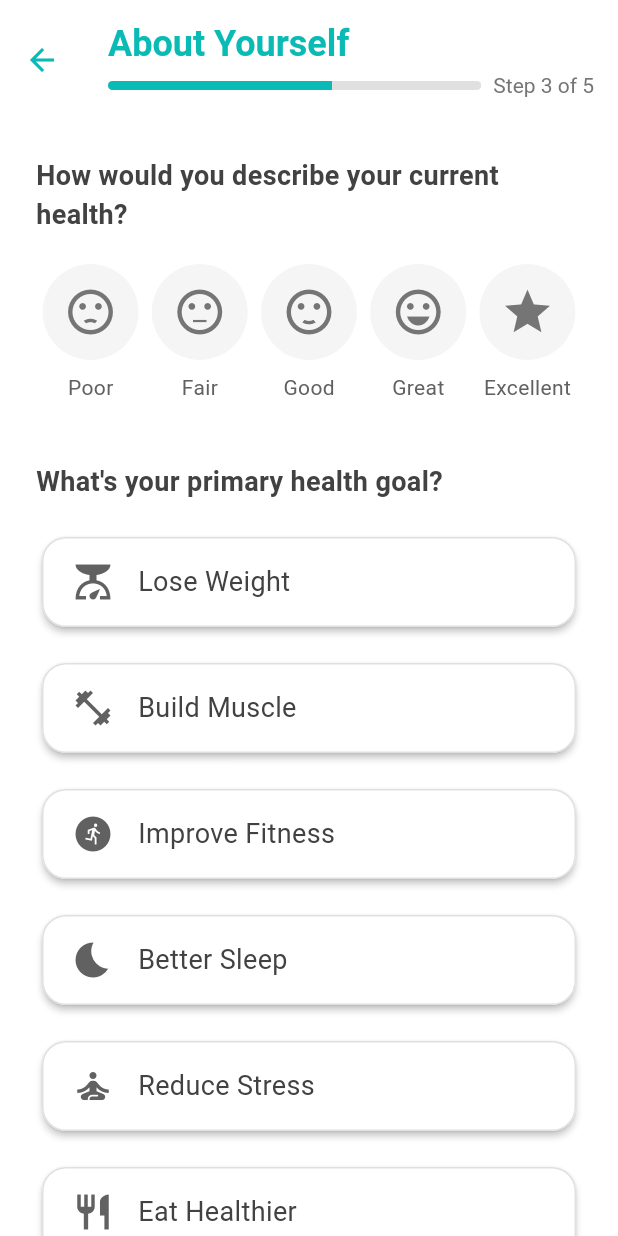
After one commit to Thanaphum-6510110194/G6-Health-Tracking, a Flutter app: the AboutYourselfScreen screen opened directly, on a phone screen of 412 x 824 dp. The commit adds this screen. Run offline on Flutter 3.47's test engine with Material 3 defaults, Android fonts, the light colour scheme and no system bars; our stand-ins replace cloud_firestore, firebase_auth, firebase_core, image_picker; accounts and stored records are empty.

Commit message:
Add about yourself screen

```diff
--- /dev/null
+++ b/lib/screens/about_yourself.dart
@@ -0,0 +1,249 @@
+import 'package:flutter/material.dart';
+
+class AboutYourselfScreen extends StatefulWidget {
+  const AboutYourselfScreen({super.key});
+
+  @override
+  State<AboutYourselfScreen> createState() => _AboutYourselfScreenState();
+}
+
+class _AboutYourselfScreenState extends State<AboutYourselfScreen> {
+  String? _selectedHealthDescription;
+  String? _selectedHealthGoal;
+
+  @override
+  Widget build(BuildContext context) {
+    return Scaffold(
+      backgroundColor: Colors.white,
+      appBar: AppBar(
+        toolbarHeight: 80,
+        backgroundColor: Colors.white,
+        elevation: 0,
+        leading: IconButton(
+          icon: const Icon(Icons.arrow_back, color: Color(0xFF0ABAB5)),
+          onPressed: () {
+            Navigator.pop(context); // ย้อนกลับไปหน้า PhysicalInfoScreen
+          },
+        ),
+        title: Column(
+          crossAxisAlignment: CrossAxisAlignment.start,
+          children: [
+            const Text(
+              'About Yourself',
+              style: TextStyle(
+                color: Color(0xFF0ABAB5),
+                fontSize: 24,
+                fontWeight: FontWeight.bold,
+              ),
+            ),
+            const SizedBox(height: 4),
+            Row(
+              children: [
+                Expanded(
+                  child: ClipRRect(
+                    borderRadius: BorderRadius.circular(10),
+                    child: LinearProgressIndicator(
+                      value: 3 / 5, // Step 3 of 5 (เปลี่ยนจาก 6 เป็น 5)
+                      backgroundColor: Colors.grey[300],
+                      color: const Color(0xFF0ABAB5),
+                      minHeight: 6,
+                    ),
+                  ),
+                ),
+                const SizedBox(width: 8),
+                Text(
+                  'Step 3 of 5', // แสดง Step 3 of 5 (เปลี่ยนจาก 6 เป็น 5)
+                  style: TextStyle(
+                    color: Colors.grey[600],
+                    fontSize: 14,
+                  ),
+                ),
+              ],
+            ),
+          ],
+        ),
+      ),
+      body: SingleChildScrollView(
+        padding: const EdgeInsets.all(24.0),
+        child: Column(
+          crossAxisAlignment: CrossAxisAlignment.start,
+          children: <Widget>[
+            Text(
+              'How would you describe your current health?',
+              style: TextStyle(
+                fontSize: 18,
+                fontWeight: FontWeight.bold,
+                color: Colors.grey[800],
+              ),
+            ),
+            const SizedBox(height: 20),
+            Row(
+              mainAxisAlignment: MainAxisAlignment.spaceAround,
+              children: [
+                _buildHealthDescriptionOption('Poor', 'poor', Icons.sentiment_dissatisfied, Colors.red),
+                _buildHealthDescriptionOption('Fair', 'fair', Icons.sentiment_neutral, Colors.orange),
+                _buildHealthDescriptionOption('Good', 'good', Icons.sentiment_satisfied, Colors.blue),
+                _buildHealthDescriptionOption('Great', 'great', Icons.sentiment_very_satisfied, Colors.green),
+                _buildHealthDescriptionOption('Excellent', 'excellent', Icons.star, Colors.purple),
+              ],
+            ),
+            const SizedBox(height: 40),
+            Text(
+              'What\'s your primary health goal?',
+              style: TextStyle(
+                fontSize: 18,
+                fontWeight: FontWeight.bold,
+                color: Colors.grey[800],
+              ),
+            ),
+            const SizedBox(height: 20),
+            _buildHealthGoalOption('Lose Weight', 'lose_weight', Icons.scale),
+            const SizedBox(height: 16),
+            _buildHealthGoalOption('Build Muscle', 'build_muscle', Icons.fitness_center),
+            const SizedBox(height: 16),
+            _buildHealthGoalOption('Improve Fitness', 'improve_fitness', Icons.run_circle),
+            const SizedBox(height: 16),
+            _buildHealthGoalOption('Better Sleep', 'better_sleep', Icons.bedtime),
+            const SizedBox(height: 16),
+            _buildHealthGoalOption('Reduce Stress', 'reduce_stress', Icons.self_improvement),
+            const SizedBox(height: 16),
+            _buildHealthGoalOption('Eat Healthier', 'eat_healthier', Icons.restaurant),
+            const SizedBox(height: 40),
+
+            // Next Button with Gradient
+            SizedBox(
+              width: double.infinity,
+              height: 56,
+              child: InkWell(
+                onTap: () {
+                  // Validate selections before navigating
+                  if (_selectedHealthDescription == null || _selectedHealthGoal == null) {
+                    ScaffoldMessenger.of(context).showSnackBar(
+                      const SnackBar(content: Text('Please select both health description and primary goal.')),
+                    );
+                    return;
+                  }
+                },
+                borderRadius: BorderRadius.circular(12),
+                child: Container(
+                  alignment: Alignment.center,
+                  decoration: BoxDecoration(
+                    borderRadius: BorderRadius.circular(12),
+                    gradient: const LinearGradient(
+                      colors: [
+                        Color(0xFF0ABAB5), // เริ่มต้น
+                        Color(0xFF56DFCF), // สิ้นสุด
+                      ],
+                      begin: Alignment.centerLeft,
+                      end: Alignment.centerRight,
+                    ),
+                    boxShadow: [
+                      BoxShadow(
+                        color: const Color(0xFF0ABAB5).withAlpha((255 * 0.4).round()),
+                        spreadRadius: 2,
+                        blurRadius: 8,
+                        offset: const Offset(0, 4),
+                      ),
+                    ],
+                  ),
+                  child: const Text(
+                    'Next: Set Your Goals',
+                    style: TextStyle(
+                      color: Colors.white,
+                      fontSize: 18,
+                      fontWeight: FontWeight.bold,
+                    ),
+                  ),
+                ),
+              ),
+            ),
+          ],
+        ),
+      ),
+    );
+  }
+
+  Widget _buildHealthDescriptionOption(String label, String value, IconData icon, Color color) {
+    bool isSelected = _selectedHealthDescription == value;
+    return GestureDetector(
+      onTap: () {
+        setState(() {
+          _selectedHealthDescription = value;
+        });
+      },
+      child: Column(
+        children: [
+          Container(
+            padding: const EdgeInsets.all(12),
+            decoration: BoxDecoration(
+              shape: BoxShape.circle,
+              color: isSelected ? color.withOpacity(0.2) : Colors.grey[100],
+              border: Border.all(
+                color: isSelected ? color : Colors.transparent,
+                width: 2,
+              ),
+            ),
+            child: Icon(
+              icon,
+              size: 36,
+              color: isSelected ? color : Colors.grey[600],
+            ),
+          ),
+          const SizedBox(height: 8),
+          Text(
+            label,
+            style: TextStyle(
+              fontSize: 14,
+              color: isSelected ? color : Colors.grey[700],
+              fontWeight: isSelected ? FontWeight.bold : FontWeight.normal,
+            ),
+          ),
+        ],
+      ),
+    );
+  }
+
+  Widget _buildHealthGoalOption(String label, String value, IconData icon) {
+    bool isSelected = _selectedHealthGoal == value;
+    return InkWell(
+      onTap: () {
+        setState(() {
+          _selectedHealthGoal = value;
+        });
+      },
+      borderRadius: BorderRadius.circular(12),
+      child: Card(
+        color: isSelected ? const Color(0xFFE0F7FA) : Colors.white, // สีพื้นหลัง
+        elevation: isSelected ? 4 : 2, // เงาเมื่อเลือก/ไม่เลือก
+        shape: RoundedRectangleBorder(
+          borderRadius: BorderRadius.circular(16), // ปรับ borderRadius ให้เป็น 16 เพื่อให้เหมือน Card ทั่วไป
+          side: BorderSide(
+            color: isSelected ? const Color(0xFF0ABAB5) : Colors.grey.shade300, // สีขอบ
+            width: isSelected ? 2 : 1, // ความหนาขอบ
+          ),
+        ),
+        child: Padding(
+          padding: const EdgeInsets.symmetric(vertical: 16, horizontal: 20),
+          child: Row(
+            children: [
+              Icon(
+                icon,
+                size: 28,
+                color: isSelected ? const Color(0xFF0ABAB5) : Colors.grey[700],
+              ),
+              const SizedBox(width: 16),
+              Text(
+                label,
+                style: TextStyle(
+                  fontSize: 18,
+                  fontWeight: isSelected ? FontWeight.bold : FontWeight.normal,
+                  color: isSelected ? const Color(0xFF0ABAB5) : Colors.grey[800],
+                ),
+              ),
+            ],
+          ),
+        ),
+      ),
+    );
+  }
+}
--- a/lib/screens/physical_info.dart
+++ b/lib/screens/physical_info.dart
@@ -1,4 +1,5 @@
 import 'package:flutter/material.dart';
+import 'about_yourself.dart'; // เพิ่ม import สำหรับ AboutYourselfScreen
 
 class PhysicalInfoScreen extends StatefulWidget {
   const PhysicalInfoScreen({super.key});
@@ -8,9 +9,6 @@ class PhysicalInfoScreen extends StatefulWidget {
 }
 
 class _PhysicalInfoScreenState extends State<PhysicalInfoScreen> {
-  // ลบตัวแปรสำหรับเลือกหน่วยออก เนื่องจากจะใช้หน่วยตายตัว
-  // String? _selectedWeightUnit = 'lbs';
-  // String? _selectedHeightUnit = 'ft/in';
   String? _selectedActivityLevel; // ระดับกิจกรรมที่เลือก
 
   @override
@@ -24,7 +22,8 @@ class _PhysicalInfoScreenState extends State<PhysicalInfoScreen> {
         leading: IconButton(
           icon: const Icon(Icons.arrow_back, color: Color(0xFF0ABAB5)),
           onPressed: () {
-            Navigator.pop(context); // ย้อนกลับไปหน้าก่อนหน้า
+            // ย้อนกลับไปหน้า ProfileScreen (Step 1)
+            Navigator.pop(context);
           },
         ),
         title: Column(
@@ -32,8 +31,8 @@ class _PhysicalInfoScreenState extends State<PhysicalInfoScreen> {
           children: [
             Text(
               'Physical Info',
-              style: TextStyle(
-                color: const Color(0xFF0ABAB5),
+              style: const TextStyle(
+                color: Color(0xFF0ABAB5),
                 fontSize: 24,
                 fontWeight: FontWeight.bold,
               ),
@@ -45,7 +44,7 @@ class _PhysicalInfoScreenState extends State<PhysicalInfoScreen> {
                   child: ClipRRect(
                     borderRadius: BorderRadius.circular(10),
                     child: LinearProgressIndicator(
-                      value: 2 / 6, // Step 2 of 6
+                      value: 2 / 5, // Step 2 of 5 (เปลี่ยนจาก 6 เป็น 5)
                       backgroundColor: Colors.grey[300],
                       color: const Color(0xFF0ABAB5),
                       minHeight: 6,
@@ -54,7 +53,7 @@ class _PhysicalInfoScreenState extends State<PhysicalInfoScreen> {
                 ),
                 const SizedBox(width: 8),
                 Text(
-                  'Step 2 of 6',
+                  'Step 2 of 5', // แสดง Step 2 of 5 (เปลี่ยนจาก 6 เป็น 5)
                   style: TextStyle(
                     color: Colors.grey[600],
                     fontSize: 14,
@@ -110,9 +109,6 @@ class _PhysicalInfoScreenState extends State<PhysicalInfoScreen> {
                         ),
                         style: const TextStyle(color: Colors.black87),
                       ),
-                      // ลบ DropdownButtonFormField สำหรับหน่วยน้ำหนักออก
-                      // const SizedBox(height: 8),
-                      // DropdownButtonFormField<String>(...)
                     ],
                   ),
                 ),
@@ -154,9 +150,6 @@ class _PhysicalInfoScreenState extends State<PhysicalInfoScreen> {
                         ),
                         style: const TextStyle(color: Colors.black87),
                       ),
-                      // ลบ DropdownButtonFormField สำหรับหน่วยส่วนสูงออก
-                      // const SizedBox(height: 8),
-                      // DropdownButtonFormField<String>(...)
                     ],
                   ),
                 ),
@@ -184,7 +177,7 @@ class _PhysicalInfoScreenState extends State<PhysicalInfoScreen> {
             _buildActivityLevelCard(
               'Lightly Active',
               'Light exercise 1-3 days/week',
-              Icons.accessibility_new_outlined,
+              Icons.emoji_emotions_sharp,
               'lightly_active',
             ),
             const SizedBox(height: 16),
@@ -209,13 +202,17 @@ class _PhysicalInfoScreenState extends State<PhysicalInfoScreen> {
               height: 56,
               child: InkWell(
                 onTap: () {
-                  // TODO: Implement navigation to the next step (Health Assessment)
-                  // ลบ print statements ที่เกี่ยวข้องกับหน่วยที่ไม่ใช้แล้ว
-                  // print('Selected Weight Unit: $_selectedWeightUnit');
-                  // print('Selected Height Unit: $_selectedHeightUnit');
-                  print('Selected Activity Level: $_selectedActivityLevel');
-                  ScaffoldMessenger.of(context).showSnackBar(
-                    const SnackBar(content: Text('Next: Health Assessment button tapped!')),
+                  // Validate selection before navigating
+                  if (_selectedActivityLevel == null) {
+                    ScaffoldMessenger.of(context).showSnackBar(
+                      const SnackBar(content: Text('Please select your activity level.')),
+                    );
+                    return;
+                  }
+                  // *** เปลี่ยนการนำทางไปยัง AboutYourselfScreen ***
+                  Navigator.push(
+                    context,
+                    MaterialPageRoute(builder: (context) => const AboutYourselfScreen()),
                   );
                 },
                 borderRadius: BorderRadius.circular(12),
@@ -241,7 +238,7 @@ class _PhysicalInfoScreenState extends State<PhysicalInfoScreen> {
                     ],
                   ),
                   child: const Text(
-                    'Next',
+                    'Next: About Yourself', // เปลี่ยนข้อความปุ่มให้สอดคล้อง
                     style: TextStyle(
                       color: Colors.white,
                       fontSize: 18,
```
